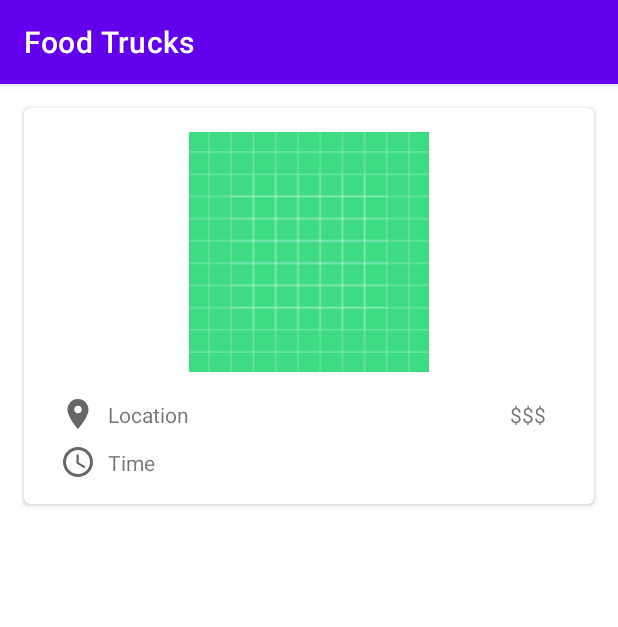
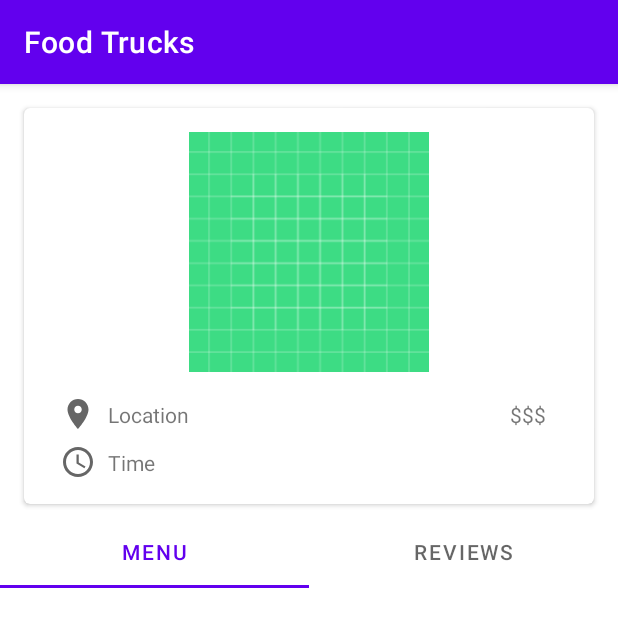
Before and after one commit to joshuadevp/ECS198F-Project3, an Android app: the fragment FoodTruckDetailFragment placed in its activity, on a phone screen of 412 x 824 dp. Shown: the top 627 px of the screen. Run offline under Robolectric (Android 15) with nearby library versions, the phone set to English and light mode, and no system bars; pictures from the network do not load; 11 statements that could not run were skipped.

Commit message:
Finished part 1 except review images

```diff
--- a/app/build.gradle
+++ b/app/build.gradle
@@ -44,6 +44,7 @@ dependencies {
     implementation 'androidx.constraintlayout:constraintlayout:2.1.3'
     implementation 'androidx.navigation:navigation-fragment-ktx:2.4.2'
     implementation 'androidx.navigation:navigation-ui-ktx:2.4.2'
+    implementation 'androidx.legacy:legacy-support-v4:1.0.0'
     testImplementation 'junit:junit:4.13.2'
     androidTestImplementation 'androidx.test.ext:junit:1.1.3'
     androidTestImplementation 'androidx.test.espresso:espresso-core:3.4.0'
--- a/app/src/main/java/com/ecs198f/foodtrucks/FoodTruckDetailFragment.kt
+++ b/app/src/main/java/com/ecs198f/foodtrucks/FoodTruckDetailFragment.kt
@@ -7,14 +7,18 @@ import android.view.View
 import android.view.ViewGroup
 import androidx.navigation.fragment.navArgs
 import androidx.recyclerview.widget.LinearLayoutManager
+import androidx.viewpager2.widget.ViewPager2
 import com.bumptech.glide.Glide
 import com.ecs198f.foodtrucks.databinding.FragmentFoodTruckDetailBinding
+import com.google.android.material.tabs.TabLayoutMediator
 import retrofit2.Call
 import retrofit2.Callback
 import retrofit2.Response
 
 class FoodTruckDetailFragment : Fragment() {
     private val args: FoodTruckDetailFragmentArgs by navArgs()
+    private lateinit var TabStateAdapter: TabStateAdapter
+    private lateinit var viewPager: ViewPager2
 
     override fun onCreateView(
         inflater: LayoutInflater, container: ViewGroup?,
@@ -23,16 +27,26 @@ class FoodTruckDetailFragment : Fragment() {
         val binding = FragmentFoodTruckDetailBinding.inflate(inflater, container, false)
         val recyclerViewAdapter = FoodItemListRecyclerViewAdapter(listOf())
 
+
+        TabStateAdapter = TabStateAdapter(this,args.foodTruck)
+
+        viewPager = binding.foodTruckDetailViewPager2
+        viewPager.adapter = TabStateAdapter
+
+        val tabLayout = binding.foodTruckDetailTabLayout
+
+        TabLayoutMediator(tabLayout, viewPager) { _, _ ->
+
+        }.attach()
+        tabLayout.getTabAt(0)?.setText("Menu");
+        tabLayout.getTabAt(1)?.setText("Reviews");
+
         args.foodTruck.let {
             binding.apply {
                 Glide.with(root).load(it.imageUrl).into(foodTruckDetailImage)
                 foodTruckDetailPriceLevel.text = "$".repeat(it.priceLevel)
                 foodTruckDetailLocation.text = it.location
                 foodTruckDetailTime.text = it.formattedTimeInterval
-                foodItemListRecyclerView.apply {
-                    adapter = recyclerViewAdapter
-                    layoutManager = LinearLayoutManager(context)
-                }
             }
 
             (requireActivity() as MainActivity).apply {
--- a/app/src/main/java/com/ecs198f/foodtrucks/FoodTruckService.kt
+++ b/app/src/main/java/com/ecs198f/foodtrucks/FoodTruckService.kt
@@ -10,4 +10,7 @@ interface FoodTruckService {
 
     @GET("food-trucks/{id}/items")
     fun listFoodItems(@Path("id") truckId: String): Call<List<FoodItem>>
+
+    @GET("food-trucks/{id}/reviews")
+    fun listFoodTruckReviews(@Path("id") truckId: String): Call<List<FoodTruckReview>>
 }
--- a/app/src/main/res/layout/fragment_food_truck_detail.xml
+++ b/app/src/main/res/layout/fragment_food_truck_detail.xml
@@ -5,6 +5,41 @@
     android:layout_width="match_parent"
     android:layout_height="match_parent"
     tools:context=".FoodTruckDetailFragment">
+
+    <androidx.viewpager2.widget.ViewPager2
+        android:id="@+id/foodTruckDetailViewPager2"
+        android:layout_width="match_parent"
+        android:layout_height="0dp"
+        android:layout_marginStart="16dp"
+        android:layout_marginTop="8dp"
+        android:layout_marginEnd="16dp"
+        android:layout_marginBottom="16dp"
+        app:layout_constraintBottom_toBottomOf="parent"
+        app:layout_constraintEnd_toEndOf="parent"
+        app:layout_constraintHorizontal_bias="0.0"
+        app:layout_constraintStart_toStartOf="parent"
+        app:layout_constraintTop_toBottomOf="@+id/foodTruckDetailTabLayout" />
+
+    <com.google.android.material.tabs.TabLayout
+        android:id="@+id/foodTruckDetailTabLayout"
+        android:layout_width="match_parent"
+        android:layout_height="wrap_content"
+        android:layout_marginTop="8dp"
+        app:layout_constraintEnd_toEndOf="parent"
+        app:layout_constraintStart_toStartOf="parent"
+        app:layout_constraintTop_toBottomOf="@+id/materialCardView">
+
+        <com.google.android.material.tabs.TabItem
+            android:layout_width="wrap_content"
+            android:layout_height="wrap_content"
+            android:text="Menu" />
+
+        <com.google.android.material.tabs.TabItem
+            android:layout_width="wrap_content"
+            android:layout_height="wrap_content"
+            android:text="Reivews" />
+
+    </com.google.android.material.tabs.TabLayout>
 
     <com.google.android.material.card.MaterialCardView
         android:id="@+id/materialCardView"
@@ -86,16 +121,4 @@
         </androidx.constraintlayout.widget.ConstraintLayout>
     </com.google.android.material.card.MaterialCardView>
 
-    <androidx.recyclerview.widget.RecyclerView
-        android:id="@+id/foodItemListRecyclerView"
-        android:layout_width="match_parent"
-        android:layout_height="0dp"
-        android:layout_marginStart="16dp"
-        android:layout_marginTop="16dp"
-        android:layout_marginEnd="16dp"
-        android:layout_marginBottom="16dp"
-        app:layout_constraintBottom_toBottomOf="parent"
-        app:layout_constraintEnd_toEndOf="parent"
-        app:layout_constraintStart_toStartOf="parent"
-        app:layout_constraintTop_toBottomOf="@+id/materialCardView" />
 </androidx.constraintlayout.widget.ConstraintLayout>
--- a/app/src/main/res/values/strings.xml
+++ b/app/src/main/res/values/strings.xml
@@ -1,3 +1,5 @@
 <resources>
     <string name="app_name">FoodTrucks</string>
+    <!-- TODO: Remove or change this placeholder text -->
+    <string name="hello_blank_fragment">Hello blank fragment</string>
 </resources>
```
Also changed, not shown: app/src/main/java/com/ecs198f/foodtrucks/FoodTruckMenuFragment.kt (added, +50 -0 lines), app/src/main/java/com/ecs198f/foodtrucks/FoodTruckReview.kt (added, +10 -0 lines), app/src/main/java/com/ecs198f/foodtrucks/FoodTruckReviewListRecyclerViewAdapter.kt (added, +39 -0 lines), app/src/main/java/com/ecs198f/foodtrucks/FoodTruckReviewsFragment.kt (added, +50 -0 lines), app/src/main/java/com/ecs198f/foodtrucks/TabStateAdapter.kt (added, +21 -0 lines), app/src/main/res/layout/food_truck_review.xml (added, +34 -0 lines), app/src/main/res/layout/fragment_food_truck_menu.xml (added, +12 -0 lines), app/src/main/res/layout/fragment_food_truck_reviews.xml (added, +12 -0 lines).
